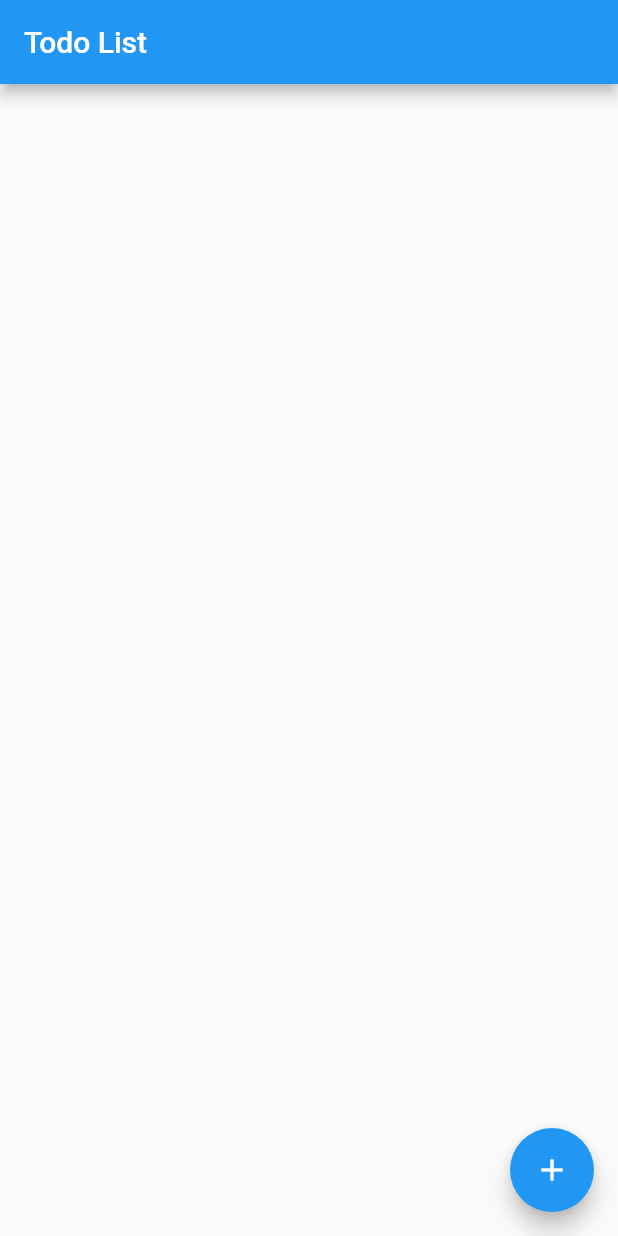
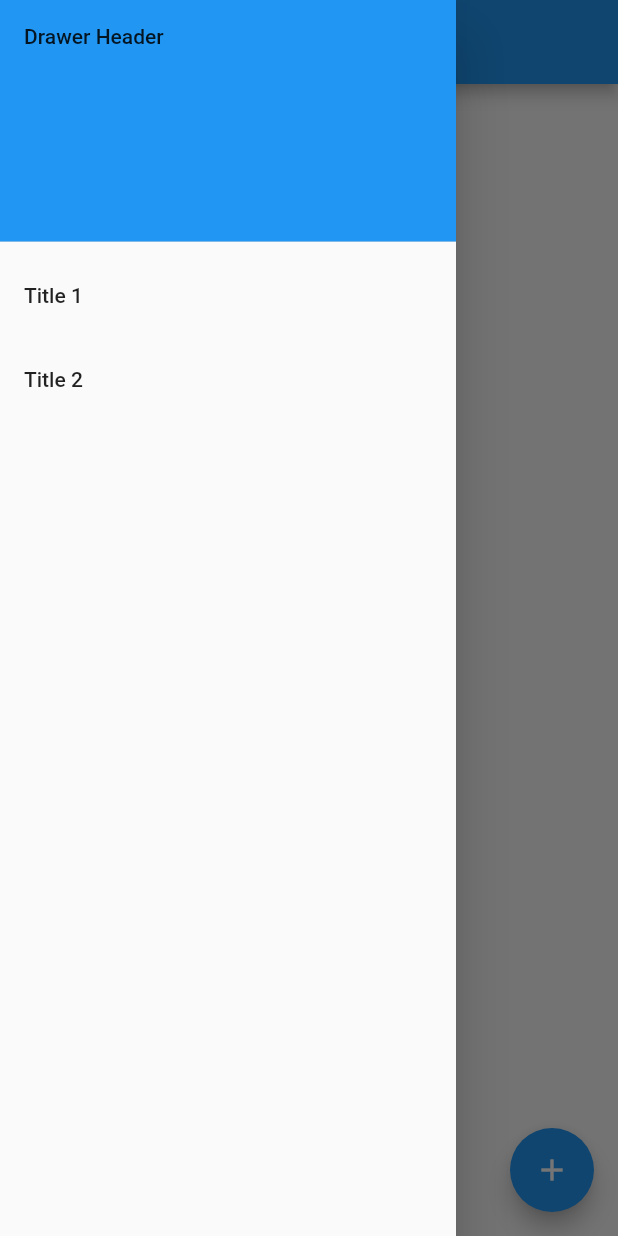
Before and after one commit to puguhsudarma/todo-flutter, a Flutter app: the screen it shows after launch, with the side drawer open (before the commit the screen has no drawer), on a phone screen of 412 x 824 dp. Run offline on Flutter 3.47's test engine with Material 2 defaults, Android fonts, the phone set to English and light mode, and no system bars.

Commit message:
modular script, navigator push and pop, return data from screen

```diff
--- /dev/null
+++ b/lib/Screens/Todo.dart
@@ -0,0 +1,82 @@
+import 'package:flutter/material.dart';
+import 'package:myapp/Screens/_global/Drawer.dart';
+
+class TodoList extends StatefulWidget {
+  @override
+  State<StatefulWidget> createState() {
+    return new TodoListState();
+  }
+}
+
+class TodoListState extends State<TodoList> {
+  List<String> _todoItems = [];
+
+  void _addTodoItem(String task) {
+    if (task.length > 0) {
+      setState(() => _todoItems.add(task));
+    }
+  }
+
+  void _removeTodoItem(int index) {
+    setState(() => _todoItems.removeAt(index));
+  }
+
+  Widget _buildTodoList() {
+    return new ListView.builder(
+      itemBuilder: (context, index) {
+        if (index < _todoItems.length) {
+          return _buildTodoItem(_todoItems[index], index);
+        }
+      },
+    );
+  }
+
+  Widget _buildTodoItem(String todoText, int index) {
+    return new ListTile(
+      title: new Text(todoText),
+      onTap: () => _promptRemoveTodoItem(index),
+    );
+  }
+
+  void _promptRemoveTodoItem(int index) {
+    showDialog(
+        context: context,
+        builder: (BuildContext context) {
+          return new AlertDialog(
+              title: new Text('Mark "${_todoItems[index]}" as done?'),
+              actions: <Widget>[
+                new FlatButton(
+                  child: new Text('Cancel'),
+                  onPressed: () => Navigator.of(context).pop(),
+                ),
+                new FlatButton(
+                  child: new Text('Mark as done'),
+                  onPressed: () {
+                    _removeTodoItem(index);
+                    Navigator.of(context).pop();
+                  },
+                )
+              ]);
+        });
+  }
+
+  void _pushAddTodoScreen() async {
+    // Push this page onto the stack
+    final result = await Navigator.pushNamed(context, '/insertTodo');
+    _addTodoItem(result);
+  }
+
+  @override
+  Widget build(BuildContext context) {
+    return new Scaffold(
+      drawer: DrawerApp(),
+      appBar: new AppBar(title: new Text('Todo List')),
+      body: _buildTodoList(),
+      floatingActionButton: new FloatingActionButton(
+        onPressed: _pushAddTodoScreen,
+        tooltip: 'Add task',
+        child: new Icon(Icons.add),
+      ),
+    );
+  }
+}
--- /dev/null
+++ b/lib/Screens/_global/Drawer.dart
@@ -0,0 +1,28 @@
+import 'package:flutter/material.dart';
+
+class DrawerApp extends StatelessWidget {
+  @override
+  Widget build(BuildContext context) {
+    return new Drawer(
+      child: ListView(
+        padding: EdgeInsets.zero,
+        children: <Widget>[
+          DrawerHeader(
+            child: Text('Drawer Header'),
+            decoration: BoxDecoration(color: Colors.blue),
+          ),
+          ListTile(
+            title: Text('Title 1'),
+            onTap: () {},
+          ),
+          ListTile(
+            title: Text('Title 2'),
+            onTap: () {
+              Navigator.pop(context);
+            },
+          )
+        ],
+      ),
+    );
+  }
+}
--- a/lib/main.dart
+++ b/lib/main.dart
@@ -1,4 +1,6 @@
 import 'package:flutter/material.dart';
+import 'package:myapp/Screens/Todo.dart';
+import 'package:myapp/Screens/InsertTodo.dart';
 
 void main() => runApp(MyApp());
 
@@ -6,103 +8,11 @@ class MyApp extends StatelessWidget {
   @override
   Widget build(BuildContext context) {
     return MaterialApp(
-      title: 'Todo List',
-      home: new TodoList(),
+      initialRoute: '/',
+      routes: {
+        '/': (context) => TodoList(),
+        '/insertTodo': (context) => InsertTodoPage(),
+      },
     );
   }
 }
-
-class TodoList extends StatefulWidget {
-  @override
-  State<StatefulWidget> createState() {
-    // TODO: implement createState
-    return new TodoListState();
-  }
-}
-
-class TodoListState extends State<TodoList> {
-  List<String> _todoItems = [];
-
-  void _addTodoItem(String task) {
-    if (task.length > 0) {
-      setState(() => _todoItems.add(task));
-    }
-  }
-
-  void _removeTodoItem(int index) {
-    setState(() => _todoItems.removeAt(index));
-  }
-
-  Widget _buildTodoList() {
-    return new ListView.builder(
-      itemBuilder: (context, index) {
-        if (index < _todoItems.length) {
-          return _buildTodoItem(_todoItems[index], index);
-        }
-      },
-    );
-  }
-
-  Widget _buildTodoItem(String todoText, int index) {
-    return new ListTile(
-      title: new Text(todoText),
-      onTap: () => _promptRemoveTodoItem(index),
-    );
-  }
-
-  void _promptRemoveTodoItem(int index) {
-    showDialog(
-        context: context,
-        builder: (BuildContext context) {
-          return new AlertDialog(
-              title: new Text('Mark "${_todoItems[index]}" as done?'),
-              actions: <Widget>[
-                new FlatButton(
-                  child: new Text('Cancel'),
-                  onPressed: () => Navigator.of(context).pop(),
-                ),
-                new FlatButton(
-                  child: new Text('Mark as done'),
-                  onPressed: () {
-                    _removeTodoItem(index);
-                    Navigator.of(context).pop();
-                  },
-                )
-              ]);
-        });
-  }
-
-  void _pushAddTodoScreen() {
-    // Push this page onto the stack
-    Navigator.of(context).push(
-        // MaterialPageRoute will automatically animate the screen entry, as well
-        // as adding a back button to close it
-        new MaterialPageRoute(builder: (context) {
-      return new Scaffold(
-          appBar: new AppBar(title: new Text('Add a new task')),
-          body: new TextField(
-            autofocus: true,
-            onSubmitted: (val) {
-              _addTodoItem(val);
-              Navigator.pop(context); // Close the add todo screen
-            },
-            decoration: new InputDecoration(
-                hintText: 'Enter something to do...',
-                contentPadding: const EdgeInsets.all(16.0)),
-          ));
-    }));
-  }
-
-  @override
-  Widget build(BuildContext context) {
-    return new Scaffold(
-      appBar: new AppBar(title: new Text('Todo List')),
-      body: _buildTodoList(),
-      floatingActionButton: new FloatingActionButton(
-        onPressed: _pushAddTodoScreen,
-        tooltip: 'Add task',
-        child: new Icon(Icons.add),
-      ),
-    );
-  }
-}
```
Also changed, not shown: lib/Screens/InsertTodo.dart (added, +20 -0 lines).
